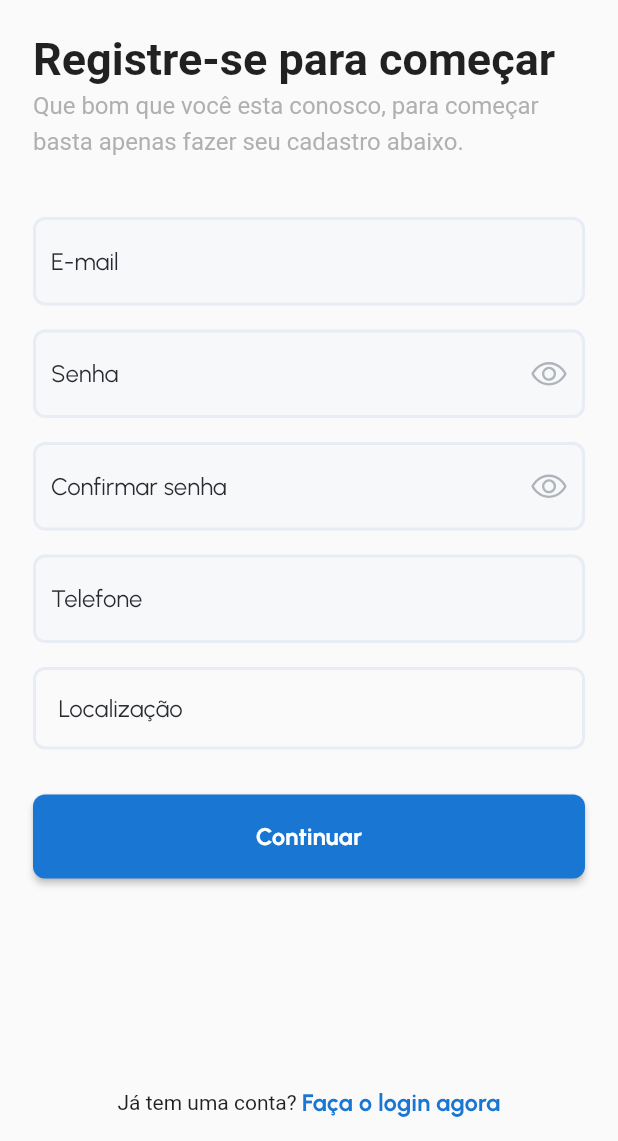
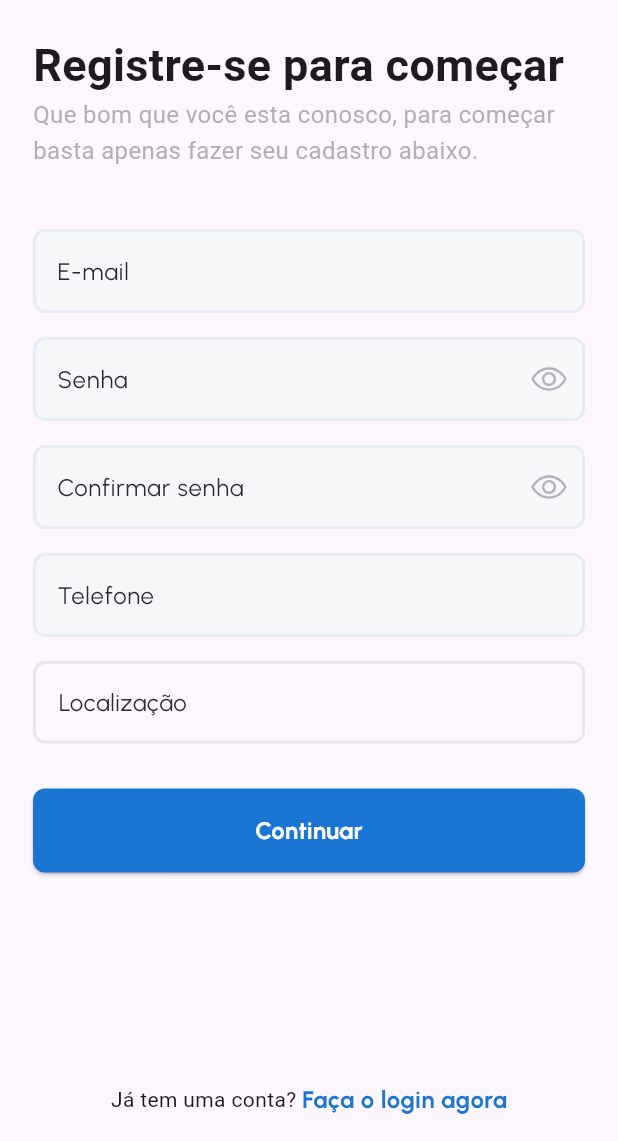
Before and after one commit to lucascarlosj/home_in_order, a Flutter app: the AuthSignupPage screen opened by its route, on a phone screen of 412 x 824 dp, the part 95-1236 px from its top. Run offline on Flutter 3.47's test engine with Material 2 defaults, Android fonts, the phone set to English and light mode, and no system bars; our stand-ins replace brasil_fields, cached_network_image, cloud_firestore, firebase_analytics, firebase_auth, firebase_core and 15 more; missing offline and left inert: flutter_google_places, m_toast, mocktail, twilio_phone_verify, validatorless; accounts and stored records are empty; generated files the repository leaves out were written again.

Commit message:
fix errors

```diff
--- a/lib/main.dart
+++ b/lib/main.dart
@@ -59,6 +59,10 @@ class _AppState extends State<App> {
       debugShowCheckedModeBanner: false,
       routerConfig: _router,
       debugShowMaterialGrid: false,
+      theme: ThemeData(
+        visualDensity: VisualDensity.adaptivePlatformDensity,
+        useMaterial3: true,
+      ),
     );
   }
 }
--- a/packages/micro_auth/lib/features/auth_login/presenter/auth_login_page.dart
+++ b/packages/micro_auth/lib/features/auth_login/presenter/auth_login_page.dart
@@ -33,8 +33,8 @@ class _AuthLoginPageState extends State<AuthLoginPage>
 
   @override
   void dispose() {
+    _animationController.dispose();
     super.dispose();
-    _animationController.dispose();
   }
 
   @override
--- a/packages/micro_auth/lib/features/auth_signup/presenter/components/auth_signup_form.dart
+++ b/packages/micro_auth/lib/features/auth_signup/presenter/components/auth_signup_form.dart
@@ -125,8 +125,8 @@ class _AuthSignupFormState extends State<AuthSignupForm> {
                       width: double.infinity,
                       decoration: BoxDecoration(
                         borderRadius: BorderRadius.circular(8),
-                        border:
-                            Border.all(color: AppColors.greyBorder, width: 2),
+                        border: Border.all(
+                            color: Colors.grey.withOpacity(0.2), width: 2),
                       ),
                       child: Center(
                         child: Align(
--- a/packages/micro_auth/lib/features/auth_signup/presenter/components/auth_token_form_component.dart
+++ b/packages/micro_auth/lib/features/auth_signup/presenter/components/auth_token_form_component.dart
@@ -43,7 +43,7 @@ class AuthTokenFormComponent extends StatelessWidget {
                 CustomElevatedButton(
                   label: 'Registrar-se',
                   onPressed: () {
-                    // controller.validateOtp(tokenEC.text);
+                    controller.validateOtp(tokenEC.text);
                   },
                 ),
               ],
--- a/packages/micro_core/lib/auth_state/auth_state.dart
+++ b/packages/micro_core/lib/auth_state/auth_state.dart
@@ -11,7 +11,8 @@ class AuthState {
       if (user == null) {
         _navigator.router.go('/login');
       } else {
-        checkedUser();
+        _navigator.router.go('/home-provider');
+        //checkedUser();
       }
     });
   }
--- a/packages/micro_dependencies/pubspec.yaml
+++ b/packages/micro_dependencies/pubspec.yaml
@@ -25,7 +25,7 @@ dependencies:
   flutter_google_places: ^0.3.0
   geocoding: ^2.1.0
   geolocator: ^10.1.0
-  google_sign_in: ^6.1.5
+  google_sign_in: ^6.1.6
   go_router: ^10.1.2
   m_toast: ^0.2.4
   pinput: ^3.0.1
--- a/packages/micro_home/lib/features/home_provider/presenter/home_provider_page.dart
+++ b/packages/micro_home/lib/features/home_provider/presenter/home_provider_page.dart
@@ -7,7 +7,7 @@ class HomeProviderPage extends StatelessWidget {
   Widget build(BuildContext context) {
     return Scaffold(
       appBar: AppBar(
-        title: const Text(''),
+        title: const Text('Home Provider'),
       ),
       body: Container(),
     );
```
Also changed, not shown: packages/micro_auth/pubspec.lock, packages/micro_core/pubspec.lock, packages/micro_dependencies/pubspec.lock, packages/micro_design_system/pubspec.lock, packages/micro_home/pubspec.lock, pubspec.lock, 5 other files.
